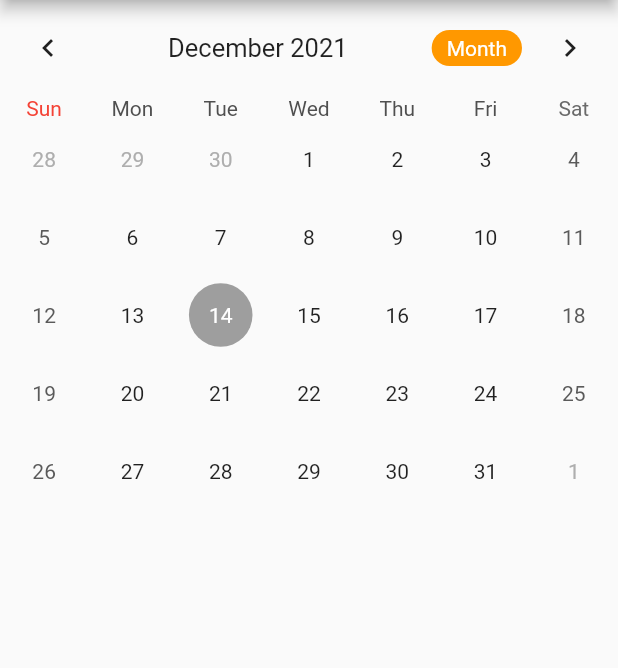
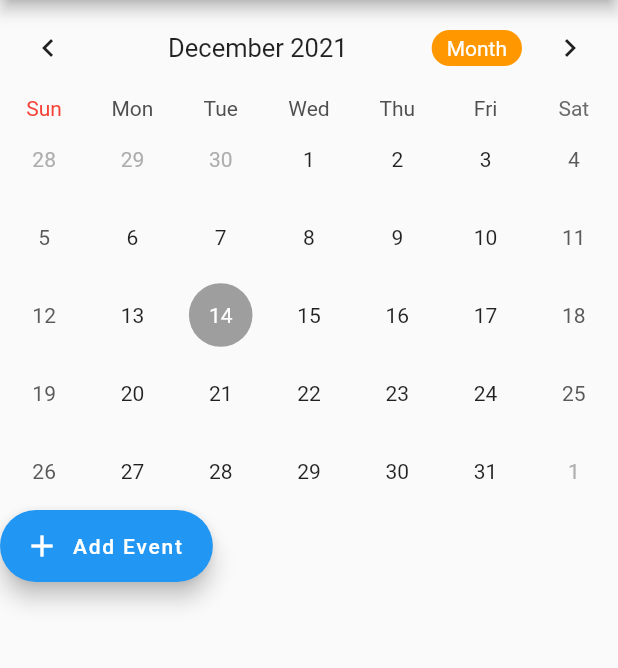
Before and after one commit to FedeLannes/crudfinalproject, a Flutter app: the screen it shows after launch, on a phone screen of 412 x 824 dp, the part 84-752 px from its top. Run offline on Flutter 3.47's test engine with Material 2 defaults, Android fonts, the phone set to English and light mode, and no system bars; drawn by our look-alikes of table_calendar.

Commit message:
implementacion de add

```diff
--- /dev/null
+++ b/lib/event.dart
@@ -0,0 +1,6 @@
+class Event {
+  final String title;
+  Event({required this.title});
+
+  String toString() => this.title;
+}
--- a/lib/main.dart
+++ b/lib/main.dart
@@ -1,13 +1,18 @@
+// @dart=2.9
+
+import 'package:flutter/cupertino.dart';
 import 'package:flutter/material.dart';
 import 'package:intl/intl.dart';
 import 'package:table_calendar/table_calendar.dart';
+
+import 'event.dart';
 
 void main() {
   runApp(const MyApp());
 }
 
 class MyApp extends StatelessWidget {
-  const MyApp({Key? key}) : super(key: key);
+  const MyApp({Key key}) : super(key: key);
 
   // This widget is the root of your application.
   @override
@@ -23,7 +28,7 @@ class MyApp extends StatelessWidget {
 }
 
 class HomePage extends StatefulWidget {
-  const HomePage({Key? key}) : super(key: key);
+  const HomePage({Key key}) : super(key: key);
 
   @override
   State<HomePage> createState() => _HomePageState();
@@ -32,12 +37,25 @@ class HomePage extends StatefulWidget {
 class _HomePageState extends State<HomePage> {
   CalendarFormat _calendarFormat = CalendarFormat.month;
   DateTime _focusedDay = DateTime.now();
-  DateTime? _selectedDay;
+  DateTime _selectedDay;
+  Map<DateTime, List<Event>> selectedEvents;
+
+  TextEditingController _eventController = TextEditingController();
 
   @override
   void initState() {
-    // TODO: implement initState
+    selectedEvents = {};
     super.initState();
+  }
+
+  List<Event> _getEventsFromDay(DateTime date) {
+    return selectedEvents[date] ?? [];
+  }
+
+  @override
+  void dispose() {
+    _eventController.dispose();
+    super.dispose();
   }
 
   @override
@@ -50,12 +68,15 @@ class _HomePageState extends State<HomePage> {
         child: Column(
           crossAxisAlignment: CrossAxisAlignment.start,
           children: <Widget>[
+            Column(
+              children: [
                 TableCalendar(
+                  //eventLoader: _getEventsForDay,
                   calendarStyle: CalendarStyle(
                       selectedDecoration: BoxDecoration(
                           color: Colors.orange, shape: BoxShape.circle),
-                  todayDecoration:
-                      BoxDecoration(color: Colors.grey, shape: BoxShape.circle),
+                      todayDecoration: BoxDecoration(
+                          color: Colors.grey, shape: BoxShape.circle),
                       todayTextStyle: TextStyle(
                           fontWeight: FontWeight.bold,
                           fontSize: 18,
@@ -75,6 +96,7 @@ class _HomePageState extends State<HomePage> {
                   selectedDayPredicate: (day) {
                     return isSameDay(_selectedDay, day);
                   },
+
                   onFormatChanged: (format) {
                     if (_calendarFormat != format) {
                       // Call `setState()` when updating calendar format
@@ -90,9 +112,13 @@ class _HomePageState extends State<HomePage> {
                   onDaySelected: (selectedDay, focusedDay) {
                     setState(() {
                       _selectedDay = selectedDay;
-                  _focusedDay = focusedDay; // update `_focusedDay` here as well
+                      _focusedDay =
+                          focusedDay; // update `_focusedDay` here as well
                     });
                   },
+
+                  eventLoader: _getEventsFromDay,
+
                   calendarBuilders: CalendarBuilders(
                     dowBuilder: (context, day) {
                       if (day.weekday == DateTime.sunday) {
@@ -117,13 +143,58 @@ class _HomePageState extends State<HomePage> {
                     todayBuilder: (context, date, events) => Container(
                       margin: const EdgeInsets.all(4.8),
                       alignment: Alignment.center,
-                  decoration:
-                      BoxDecoration(color: Colors.grey, shape: BoxShape.circle),
+                      decoration: BoxDecoration(
+                          color: Colors.grey, shape: BoxShape.circle),
                       child: Text(date.day.toString(),
                           style: TextStyle(color: Colors.white)),
                     ),
                   ),
                 ),
+                ..._getEventsFromDay(_selectedDay)
+                    .map((Event event) => ListTile(
+                          title: Text(event.title),
+                        ))
+              ],
+            ),
+            FloatingActionButton.extended(
+              onPressed: () => showDialog(
+                context: context,
+                builder: (context) => AlertDialog(
+                  title: Text("Add Event"),
+                  content: TextFormField(
+                    controller: _eventController,
+                  ),
+                  actions: [
+                    TextButton(
+                        child: Text("Cancel"),
+                        onPressed: () => Navigator.pop(context)),
+                    TextButton(
+                      child: Text("Ok"),
+                      onPressed: () {
+                        if (_eventController.text.isEmpty) {
+                        } else {
+                          if (selectedEvents[_selectedDay] != null) {
+                            selectedEvents[_selectedDay].add(
+                              Event(title: _eventController.text),
+                            );
+                          } else {
+                            selectedEvents[_selectedDay] = [
+                              Event(title: _eventController.text),
+                            ];
+                          }
+                        }
+                        Navigator.pop(context);
+                        _eventController.clear();
+                        setState(() {});
+                        return;
+                      },
+                    ),
+                  ],
+                ),
+              ),
+              label: Text("Add Event"),
+              icon: Icon(Icons.add),
+            )
           ],
         ),
       ),
--- a/pubspec.yaml
+++ b/pubspec.yaml
@@ -31,6 +31,7 @@ dependencies:
     sdk: flutter
   table_calendar: #https://pub.dev/packages/table_calendar
   intl: #https://pub.dev/packages/intlS
+  shared_preferences: #https://pub.dev/packages/shared_preferences
 
   # The following adds the Cupertino Icons font to your application.
   # Use with the CupertinoIcons class for iOS style icons.
```
Also changed, not shown: pubspec.lock, 1 other file. Lines whose indentation alone changed are shown as unchanged.
